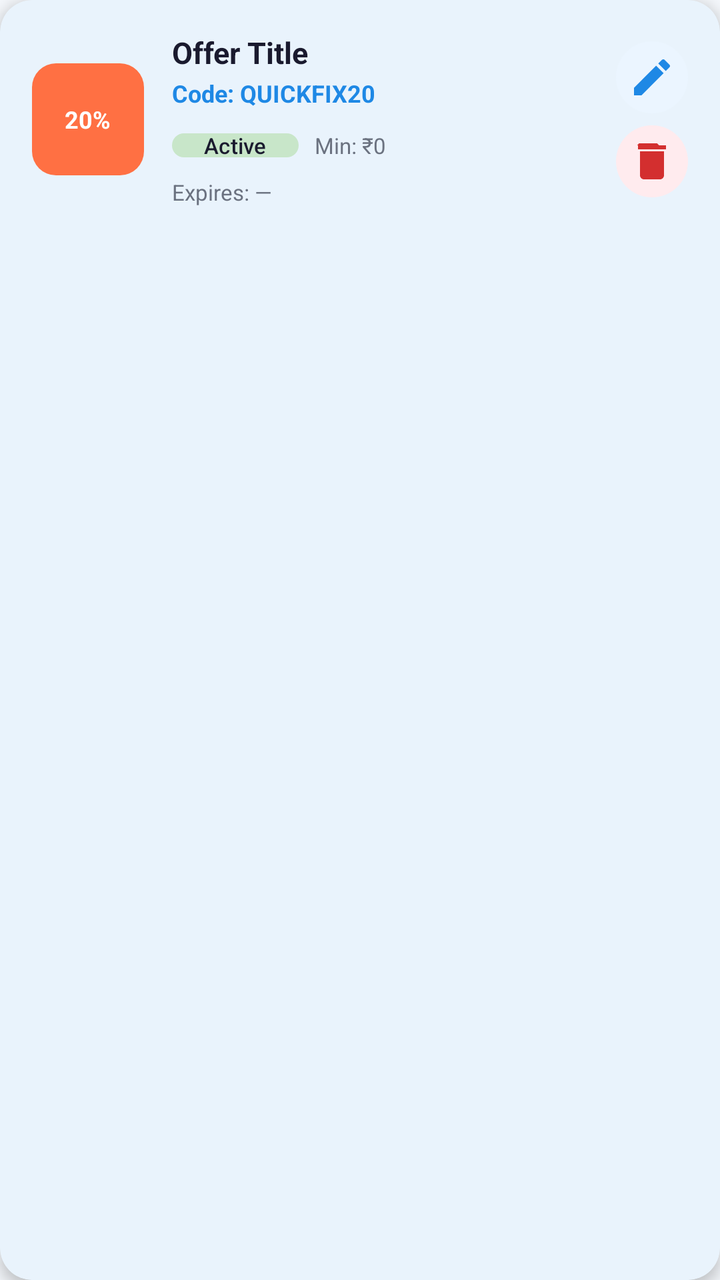
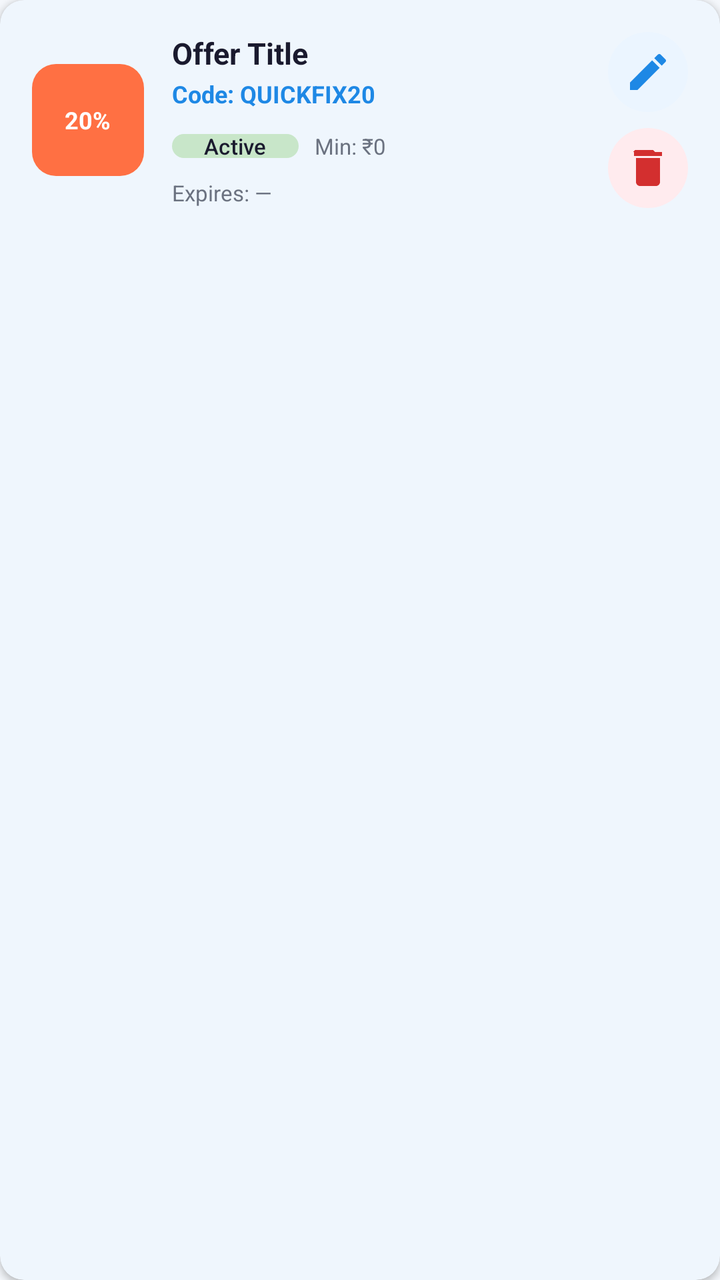

An Android layout rendered at two revisions. The XML below is the earlier revision; the diff shows what the commit changed to produce the second picture.
<!-- AndroidManifest.xml: application theme Theme.QuickFix -->
<!-- res/layout/item_offer_card.xml -->
<?xml version="1.0" encoding="utf-8"?>
<com.google.android.material.card.MaterialCardView
    xmlns:android="http://schemas.android.com/apk/res/android"
    xmlns:app="http://schemas.android.com/apk/res-auto"
    android:layout_width="match_parent"
    android:layout_height="wrap_content"
    android:layout_marginStart="16dp"
    android:layout_marginEnd="16dp"
    android:layout_marginTop="6dp"
    android:layout_marginBottom="6dp"
    app:cardCornerRadius="16dp"
    app:cardElevation="4dp"
    app:strokeWidth="0dp">

    <LinearLayout
        android:layout_width="match_parent"
        android:layout_height="wrap_content"
        android:orientation="horizontal"
        android:gravity="center_vertical"
        android:padding="16dp">

        
        <FrameLayout
            android:layout_width="56dp"
            android:layout_height="56dp"
            android:background="@drawable/bg_stat_orange">

            <TextView
                android:id="@+id/tvOfferDiscount"
                android:layout_width="wrap_content"
                android:layout_height="wrap_content"
                android:layout_gravity="center"
                android:text="20%"
                android:textColor="#FFFFFF"
                android:textSize="12sp"
                android:textStyle="bold"
                android:gravity="center" />
        </FrameLayout>

        
        <LinearLayout
            android:layout_width="0dp"
            android:layout_height="wrap_content"
            android:layout_weight="1"
            android:orientation="vertical"
            android:layout_marginStart="14dp"
            android:layout_marginEnd="8dp">

            <TextView
                android:id="@+id/tvOfferTitle"
                android:layout_width="wrap_content"
                android:layout_height="wrap_content"
                android:text="Offer Title"
                android:textColor="@color/text_primary"
                android:textSize="15sp"
                android:textStyle="bold"
                android:maxLines="1"
                android:ellipsize="end" />

            <TextView
                android:id="@+id/tvOfferCode"
                android:layout_width="wrap_content"
                android:layout_height="wrap_content"
                android:layout_marginTop="2dp"
                android:text="Code: QUICKFIX20"
                android:textColor="@color/primary"
                android:textSize="12sp"
                android:textStyle="bold" />

            <LinearLayout
                android:layout_width="match_parent"
                android:layout_height="wrap_content"
                android:orientation="horizontal"
                android:gravity="center_vertical"
                android:layout_marginTop="4dp">

                <com.google.android.material.chip.Chip
                    android:id="@+id/chipOfferStatus"
                    android:layout_width="wrap_content"
                    android:layout_height="28dp"
                    android:text="Active"
                    android:textSize="11sp"
                    android:textColor="@color/text_primary"
                    app:chipBackgroundColor="@color/chip_active_bg"
                    app:chipStrokeWidth="0dp"
                    style="@style/Widget.Material3.Chip.Filter" />

                <TextView
                    android:id="@+id/tvOfferMinAmount"
                    android:layout_width="wrap_content"
                    android:layout_height="wrap_content"
                    android:layout_marginStart="8dp"
                    android:text="Min: ₹0"
                    android:textColor="@color/text_secondary"
                    android:textSize="11sp" />

            </LinearLayout>

            <TextView
                android:id="@+id/tvOfferExpiry"
                android:layout_width="wrap_content"
                android:layout_height="wrap_content"
                android:layout_marginTop="2dp"
                android:text="Expires: —"
                android:textColor="@color/text_secondary"
                android:textSize="11sp" />

        </LinearLayout>

        
        <LinearLayout
            android:layout_width="wrap_content"
            android:layout_height="wrap_content"
            android:orientation="vertical"
            android:gravity="center">

            <ImageButton
                android:id="@+id/btnOfferEdit"
                android:layout_width="36dp"
                android:layout_height="36dp"
                android:background="@drawable/bg_edit_btn"
                android:src="@drawable/ic_edit"
                android:contentDescription="Edit"
                android:padding="8dp"
                android:tint="@color/primary" />

            <ImageButton
                android:id="@+id/btnOfferDelete"
                android:layout_width="36dp"
                android:layout_height="36dp"
                android:layout_marginTop="6dp"
                android:background="@drawable/bg_delete_btn"
                android:src="@drawable/ic_delete"
                android:contentDescription="Delete"
                android:padding="8dp"
                android:tint="@color/error_red" />

        </LinearLayout>
    </LinearLayout>

</com.google.android.material.card.MaterialCardView>
<!-- resources referenced by this layout -->
<resources>
  <color name="chip_active_bg">#C8E6C9</color>
  <color name="error_red">#D32F2F</color>
  <color name="primary">#1E88E5</color>
  <color name="text_primary">#1A1A2E</color>
  <color name="text_secondary">#6B7280</color>
  <!-- drawable bg_delete_btn (drawable) -->
  <?xml version="1.0" encoding="utf-8"?>
  <ripple xmlns:android="http://schemas.android.com/apk/res/android"
      android:color="#1AD32F2F">
      <item>
          <shape android:shape="oval">
              <solid android:color="#FFEBEE" />
          </shape>
      </item>
  </ripple>
  <!-- drawable bg_edit_btn (drawable) -->
  <?xml version="1.0" encoding="utf-8"?>
  <ripple xmlns:android="http://schemas.android.com/apk/res/android"
      android:color="#1A1E88E5">
      <item>
          <shape android:shape="oval">
              <solid android:color="#EBF5FF" />
          </shape>
      </item>
  </ripple>
  <!-- drawable bg_stat_orange (drawable) -->
  <?xml version="1.0" encoding="utf-8"?>
  <shape xmlns:android="http://schemas.android.com/apk/res/android"
      android:shape="rectangle">
      <corners android:radius="12dp" />
      <solid android:color="#FF7043" />
  </shape>
  <!-- drawable ic_delete (drawable) -->
  <?xml version="1.0" encoding="utf-8"?>
  <vector xmlns:android="http://schemas.android.com/apk/res/android"
      android:width="24dp"
      android:height="24dp"
      android:viewportWidth="24"
      android:viewportHeight="24">
      <path
          android:fillColor="#D32F2F"
          android:pathData="M6,19c0,1.1 0.9,2 2,2h8c1.1,0 2,-0.9 2,-2V7H6v12zM19,4h-3.5l-1,-1h-9l-1,1H5v2h14V4z"/>
  </vector>
  <style name="Theme.QuickFix" parent="Base.Theme.QuickFix" />
  <color name="primary_dark">#1565C0</color>
  <color name="accent_green">#43A047</color>
  <color name="screen_background">#F4F7FB</color>
  <color name="card_bg">#FFFFFF</color>
  <color name="surface_variant">#F5F7FA</color>
  <color name="divider">#E5E7EB</color>
  <style name="Theme.QuickFix.AdminDialog" parent="ThemeOverlay.Material3.MaterialAlertDialog">
          <item name="colorSurface">@color/card_bg</item>
          <item name="colorOnSurface">@color/text_primary</item>
          <item name="colorOutline">@color/divider</item>
      </style>
  <style name="Theme.QuickFix.BottomSheet" parent="ThemeOverlay.Material3.BottomSheetDialog">
          <item name="colorSurface">@color/card_bg</item>
          <item name="colorOnSurface">@color/text_primary</item>
          <item name="android:colorBackground">@color/card_bg</item>
      </style>
  <style name="Widget.QuickFix.Button" parent="Widget.Material3.Button">
          <item name="backgroundTint">@color/primary</item>
          <item name="android:textColor">@color/white</item>
      </style>
  <style name="Widget.QuickFix.Chip.Filter" parent="Widget.Material3.Chip.Filter">
          <item name="chipBackgroundColor">@color/surface_variant</item>
          <item name="android:textColor">@color/text_primary</item>
          <item name="checkedIconTint">@color/primary</item>
      </style>
  <style name="Widget.QuickFix.TextInputLayout" parent="Widget.Material3.TextInputLayout.OutlinedBox">
          <item name="boxBackgroundColor">@color/input_background</item>
          <item name="boxStrokeColor">@color/input_stroke</item>
          <item name="boxStrokeErrorColor">@color/error_red</item>
          <item name="hintTextColor">@color/input_hint</item>
          <item name="startIconTint">@color/input_icon</item>
          <item name="endIconTint">@color/input_icon</item>
          <item name="boxStrokeWidthFocused">2dp</item>
      </style>
  <color name="white">#FFFFFFFF</color>
  <color name="input_background">#FFFFFF</color>
  <color name="input_stroke">#1E88E5</color>
  <color name="input_hint">#6B7280</color>
  <color name="input_icon">#455A64</color>
  <!-- unchanged entries left out for length: 2 -->
</resources>

<!-- the commit's change to res/layout/item_offer_card.xml (unified diff, before → after) -->
@@ -6,10 +6,11 @@
     android:layout_height="wrap_content"
     android:layout_marginStart="16dp"
     android:layout_marginEnd="16dp"
-    android:layout_marginTop="6dp"
-    android:layout_marginBottom="6dp"
-    app:cardCornerRadius="16dp"
-    app:cardElevation="4dp"
+    android:layout_marginTop="8dp"
+    android:layout_marginBottom="8dp"
+    app:cardCornerRadius="12dp"
+    app:cardElevation="2dp"
+    app:cardBackgroundColor="#FFFFFF"
     app:strokeWidth="0dp">
 
     <LinearLayout
@@ -23,7 +24,8 @@
         <FrameLayout
             android:layout_width="56dp"
             android:layout_height="56dp"
-            android:background="@drawable/bg_stat_orange">
+            android:background="@drawable/bg_stat_orange"
+            android:elevation="0dp">
 
             <TextView
                 android:id="@+id/tvOfferDiscount"
@@ -112,28 +114,31 @@
             android:layout_width="wrap_content"
             android:layout_height="wrap_content"
             android:orientation="vertical"
-            android:gravity="center">
+            android:gravity="center"
+            android:paddingStart="12dp">
 
             <ImageButton
                 android:id="@+id/btnOfferEdit"
-                android:layout_width="36dp"
-                android:layout_height="36dp"
+                android:layout_width="40dp"
+                android:layout_height="40dp"
                 android:background="@drawable/bg_edit_btn"
                 android:src="@drawable/ic_edit"
-                android:contentDescription="Edit"
+                android:contentDescription="Edit Offer"
                 android:padding="8dp"
-                android:tint="@color/primary" />
+                android:tint="@color/primary"
+                android:scaleType="centerInside" />
 
             <ImageButton
                 android:id="@+id/btnOfferDelete"
-                android:layout_width="36dp"
-                android:layout_height="36dp"
-                android:layout_marginTop="6dp"
+                android:layout_width="40dp"
+                android:layout_height="40dp"
+                android:layout_marginTop="8dp"
                 android:background="@drawable/bg_delete_btn"
                 android:src="@drawable/ic_delete"
-                android:contentDescription="Delete"
+                android:contentDescription="Delete Offer"
                 android:padding="8dp"
-                android:tint="@color/error_red" />
+                android:tint="@color/error_red"
+                android:scaleType="centerInside" />
 
         </LinearLayout>
     </LinearLayout>
